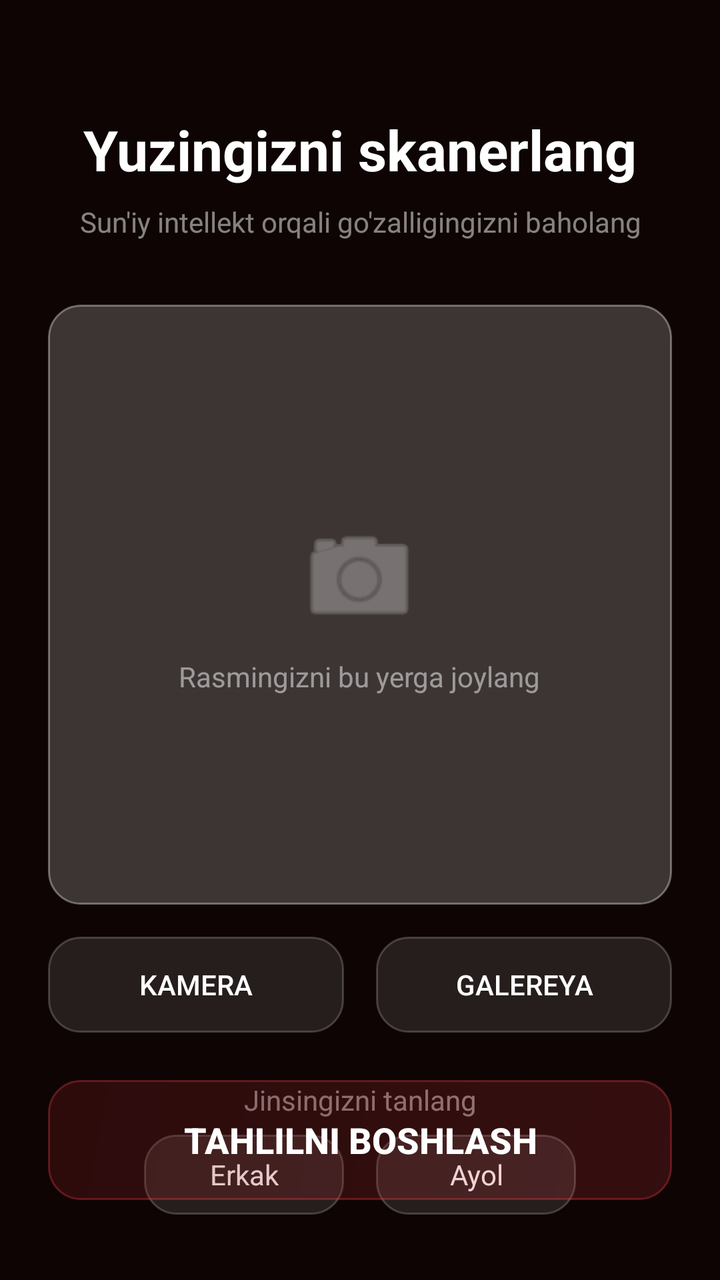
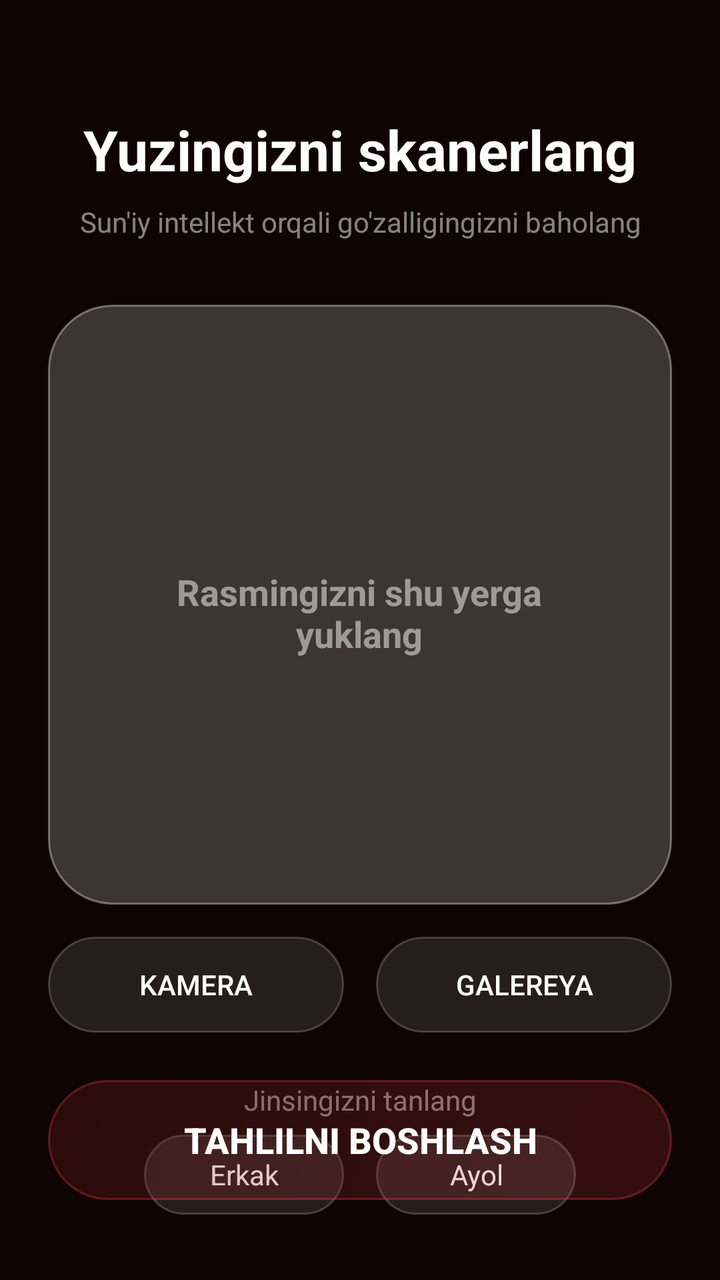

Before-and-after screenshots of an Android layout around one commit, followed by the original layout XML and the change that was made.
<!-- AndroidManifest.xml: application theme AppTheme -->
<!-- res/layout/fragment_upload.xml -->
<?xml version="1.0" encoding="utf-8"?>
<androidx.constraintlayout.widget.ConstraintLayout xmlns:android="http://schemas.android.com/apk/res/android"
    xmlns:app="http://schemas.android.com/apk/res-auto"
    android:layout_width="match_parent"
    android:layout_height="match_parent"
    android:background="@color/background_dark"
    android:padding="24dp">

    <TextView
        android:id="@+id/tv_title"
        android:layout_width="wrap_content"
        android:layout_height="wrap_content"
        android:text="Yuzingizni skanerlang"
        android:textColor="@color/white"
        android:textSize="28sp"
        android:textStyle="bold"
        app:layout_constraintTop_toTopOf="parent"
        app:layout_constraintStart_toStartOf="parent"
        app:layout_constraintEnd_toEndOf="parent"
        android:layout_marginTop="32dp"/>

    <TextView
        android:id="@+id/tv_subtitle"
        android:layout_width="wrap_content"
        android:layout_height="wrap_content"
        android:text="Sun'iy intellekt orqali go'zalligingizni baholang"
        android:textColor="@color/white_transparent"
        android:textSize="14sp"
        android:gravity="center"
        app:layout_constraintTop_toBottomOf="@id/tv_title"
        app:layout_constraintStart_toStartOf="parent"
        app:layout_constraintEnd_toEndOf="parent"
        android:layout_marginTop="8dp"/>

    <FrameLayout
        android:id="@+id/card_image_container"
        android:layout_width="0dp"
        android:layout_height="300dp"
        android:background="@drawable/bg_liquid_glass"
        app:layout_constraintTop_toBottomOf="@id/tv_subtitle"
        app:layout_constraintStart_toStartOf="parent"
        app:layout_constraintEnd_toEndOf="parent"
        android:layout_marginTop="32dp">

        <ImageView
            android:id="@+id/iv_preview"
            android:layout_width="match_parent"
            android:layout_height="match_parent"
            android:scaleType="centerCrop"
            android:clipToOutline="true"
            android:background="@drawable/bg_liquid_glass" />
            
        <LinearLayout
            android:id="@+id/layout_placeholder"
            android:layout_width="wrap_content"
            android:layout_height="wrap_content"
            android:orientation="vertical"
            android:layout_gravity="center"
            android:gravity="center">
            
            <ImageView
                android:layout_width="64dp"
                android:layout_height="64dp"
                android:src="@android:drawable/ic_menu_camera"
                app:tint="@color/white_transparent"/>
                
            <TextView
                android:layout_width="wrap_content"
                android:layout_height="wrap_content"
                android:text="Rasmingizni bu yerga joylang"
                android:textColor="@color/white_transparent"
                android:layout_marginTop="8dp"/>
        </LinearLayout>
    </FrameLayout>

    <LinearLayout
        android:id="@+id/layout_buttons"
        android:layout_width="0dp"
        android:layout_height="wrap_content"
        android:orientation="horizontal"
        android:weightSum="2"
        app:layout_constraintTop_toBottomOf="@id/card_image_container"
        app:layout_constraintStart_toStartOf="parent"
        app:layout_constraintEnd_toEndOf="parent"
        android:layout_marginTop="16dp">

        <Button
            android:id="@+id/btn_camera"
            android:layout_width="0dp"
            android:layout_height="wrap_content"
            android:layout_weight="1"
            android:text="Kamera"
            android:background="@drawable/bg_liquid_glass"
            android:textColor="@color/white"
            android:layout_marginEnd="8dp"/>

        <Button
            android:id="@+id/btn_gallery"
            android:layout_width="0dp"
            android:layout_height="wrap_content"
            android:layout_weight="1"
            android:text="Galereya"
            android:background="@drawable/bg_liquid_glass"
            android:textColor="@color/white"
            android:layout_marginStart="8dp"/>
    </LinearLayout>

    <TextView
        android:id="@+id/tv_gender_label"
        android:layout_width="wrap_content"
        android:layout_height="wrap_content"
        android:text="Jinsingizni tanlang"
        android:textColor="@color/white_transparent"
        app:layout_constraintTop_toBottomOf="@id/layout_buttons"
        app:layout_constraintStart_toStartOf="parent"
        app:layout_constraintEnd_toEndOf="parent"
        android:layout_marginTop="24dp"/>

    <LinearLayout
        android:id="@+id/layout_gender"
        android:layout_width="wrap_content"
        android:layout_height="wrap_content"
        android:orientation="horizontal"
        app:layout_constraintTop_toBottomOf="@id/tv_gender_label"
        app:layout_constraintStart_toStartOf="parent"
        app:layout_constraintEnd_toEndOf="parent"
        android:layout_marginTop="8dp">

        <TextView
            android:id="@+id/tv_gender_male"
            android:layout_width="100dp"
            android:layout_height="40dp"
            android:text="Erkak"
            android:gravity="center"
            android:background="@drawable/bg_liquid_glass"
            android:textColor="@color/white"
            android:layout_marginEnd="8dp"/>

        <TextView
            android:id="@+id/tv_gender_female"
            android:layout_width="100dp"
            android:layout_height="40dp"
            android:text="Ayol"
            android:gravity="center"
            android:background="@drawable/bg_liquid_glass"
            android:textColor="@color/white"
            android:layout_marginStart="8dp"/>
    </LinearLayout>

    <Button
        android:id="@+id/btn_analyze"
        android:layout_width="0dp"
        android:layout_height="60dp"
        android:text="Tahlilni Boshlash"
        android:textSize="18sp"
        android:textStyle="bold"
        android:background="@drawable/bg_liquid_glass_accent"
        android:textColor="@color/white"
        app:layout_constraintBottom_toBottomOf="parent"
        app:layout_constraintStart_toStartOf="parent"
        app:layout_constraintEnd_toEndOf="parent"
        android:layout_marginBottom="16dp"/>

</androidx.constraintlayout.widget.ConstraintLayout>
<!-- resources referenced by this layout -->
<resources>
  <color name="background_dark">#0d0403</color>
  <color name="white">#FFFFFF</color>
  <color name="white_transparent">#80ffffff</color>
  <!-- drawable bg_liquid_glass (drawable) -->
  <?xml version="1.0" encoding="utf-8"?>
  <shape xmlns:android="http://schemas.android.com/apk/res/android"
      android:shape="rectangle">
      <solid android:color="#1AFFFFFF"/> 
      <corners android:radius="16dp"/>
      <stroke android:width="1dp" android:color="#33FFFFFF"/>
  </shape>
  <!-- drawable bg_liquid_glass_accent (drawable) -->
  <?xml version="1.0" encoding="utf-8"?>
  <shape xmlns:android="http://schemas.android.com/apk/res/android"
      android:shape="rectangle">
      <gradient 
          android:startColor="#2EE63946"
          android:endColor="#477F1D1D"
          android:angle="135"/>
      <corners android:radius="16dp"/>
      <stroke android:width="1dp" android:color="#59E63946"/>
  </shape>
  <style name="AppTheme" parent="Theme.AppCompat.Light.DarkActionBar">
          <item name="colorPrimary">#E63946</item>
          <item name="colorPrimaryDark">#0d0403</item>
          <item name="colorAccent">#F4C430</item>
      </style>
</resources>

<!-- the commit's change to res/layout/fragment_upload.xml (unified diff, before → after) -->
@@ -57,18 +57,15 @@
             android:orientation="vertical"
             android:layout_gravity="center"
             android:gravity="center">
-            
-            <ImageView
-                android:layout_width="64dp"
-                android:layout_height="64dp"
-                android:src="@android:drawable/ic_menu_camera"
-                app:tint="@color/white_transparent"/>
                 
             <TextView
                 android:layout_width="wrap_content"
                 android:layout_height="wrap_content"
-                android:text="Rasmingizni bu yerga joylang"
+                android:text="Rasmingizni shu yerga\nyuklang"
                 android:textColor="@color/white_transparent"
+                android:textSize="18sp"
+                android:textStyle="bold"
+                android:gravity="center"
                 android:layout_marginTop="8dp"/>
         </LinearLayout>
     </FrameLayout>
<!-- resource entries referenced after the edit -->
@@ -8,7 +8,7 @@
   <shape xmlns:android="http://schemas.android.com/apk/res/android"
       android:shape="rectangle">
       <solid android:color="#1AFFFFFF"/> 
-      <corners android:radius="16dp"/>
+      <corners android:radius="32dp"/>
       <stroke android:width="1dp" android:color="#33FFFFFF"/>
   </shape>
   <!-- drawable bg_liquid_glass_accent (drawable) -->
@@ -19,7 +19,7 @@
           android:startColor="#2EE63946"
           android:endColor="#477F1D1D"
           android:angle="135"/>
-      <corners android:radius="16dp"/>
+      <corners android:radius="32dp"/>
       <stroke android:width="1dp" android:color="#59E63946"/>
   </shape>
   <style name="AppTheme" parent="Theme.AppCompat.Light.DarkActionBar">
